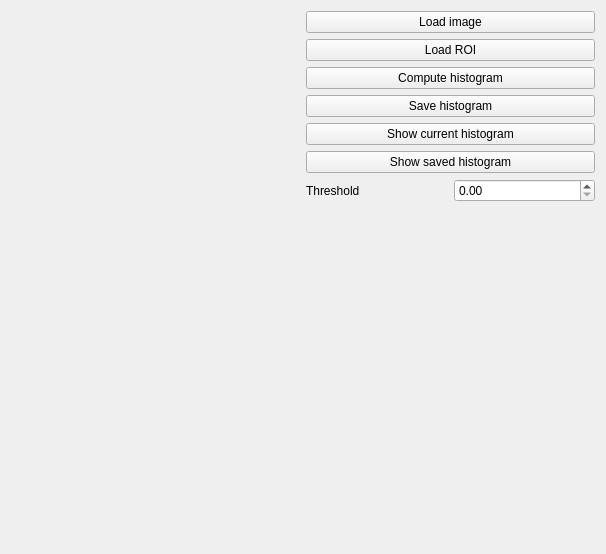
GromeTT/KinectTracker, file KinectTracker/inc/SceneGraph/ui/ImageAnalysisDialog.ui: the form before one commit.
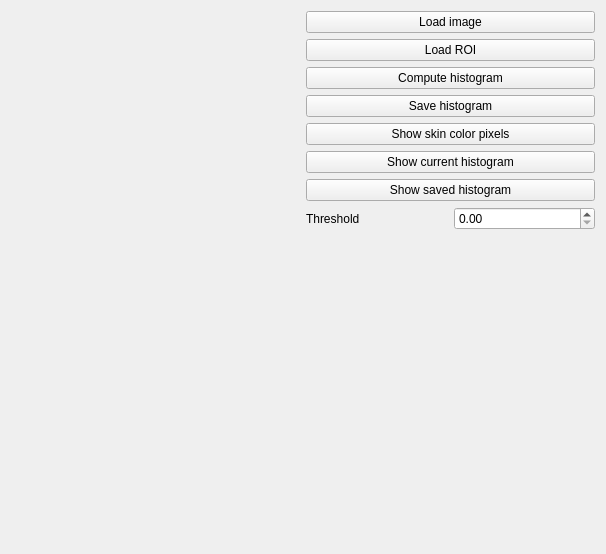
The form after the commit. Custom widgets are drawn as their Qt base class.

```diff
--- a/KinectTracker/inc/SceneGraph/ui/ImageAnalysisDialog.ui
+++ b/KinectTracker/inc/SceneGraph/ui/ImageAnalysisDialog.ui
@@ -56,6 +56,13 @@
          </property>
         </widget>
        </item>
+       <item>
+        <widget class="QPushButton" name="calculateSkinRegionButton">
+         <property name="text">
+          <string>Show skin color pixels</string>
+         </property>
+        </widget>
+       </item>
        <item>
         <widget class="QPushButton" name="showCurrentHistogramButton">
          <property name="text">
```
